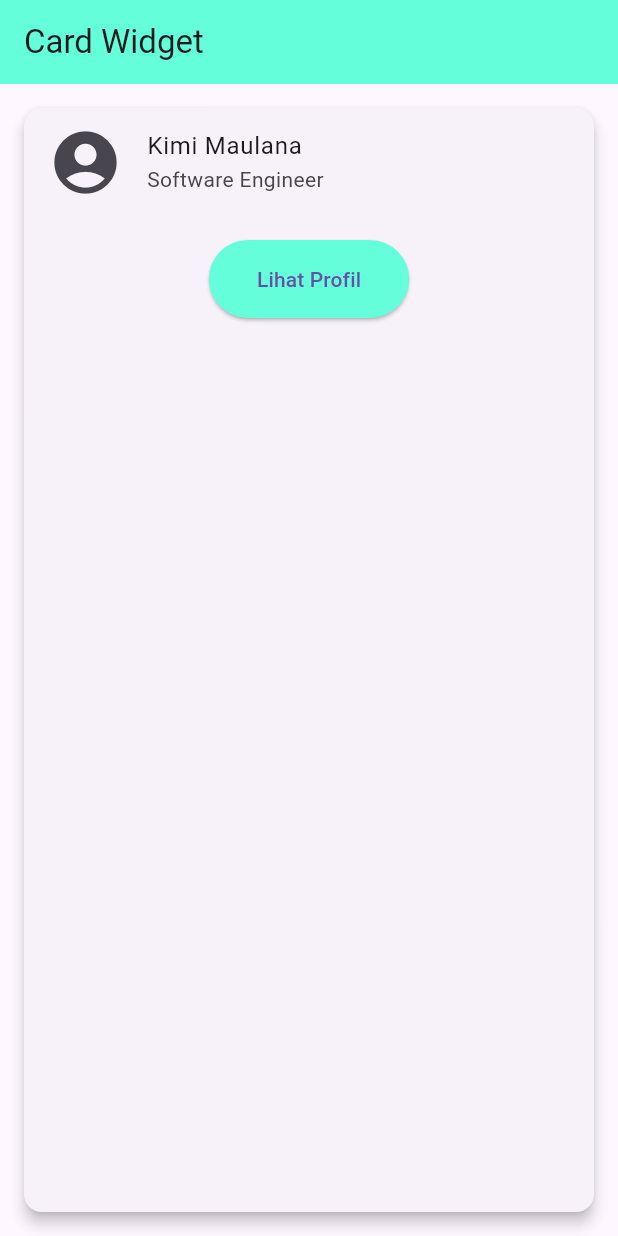
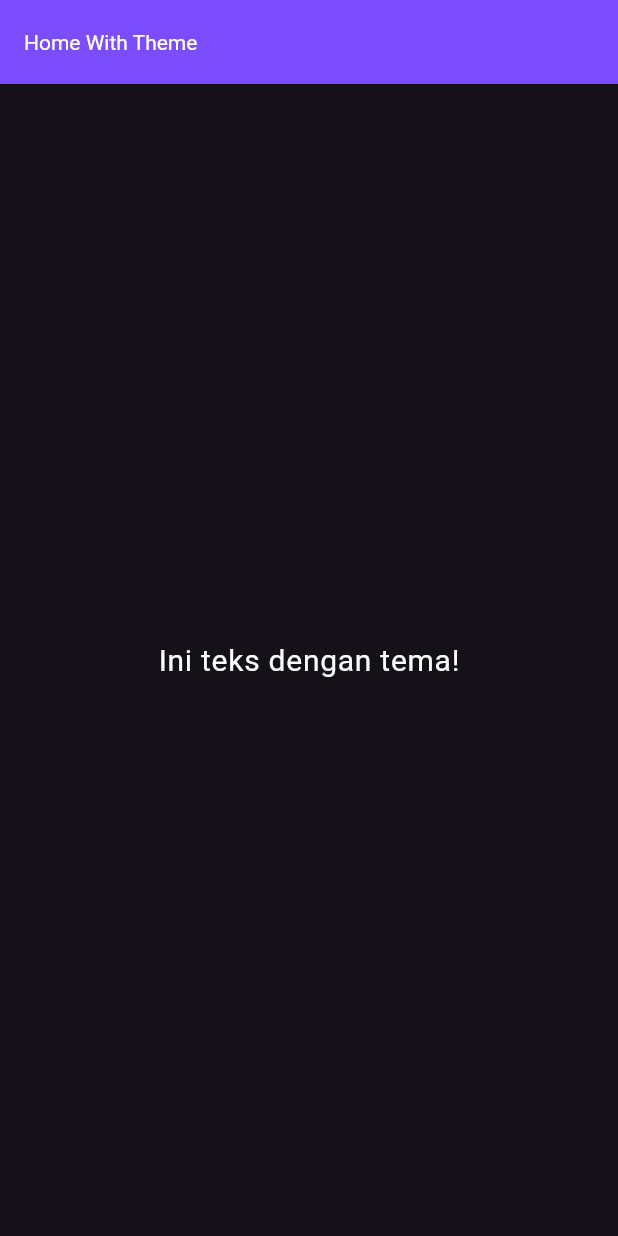
Before and after one commit to OrewaKimi/Flutter_Styling_Widget, a Flutter app: the screen it shows after launch, on a phone screen of 412 x 824 dp. Run offline on Flutter 3.47's test engine with Material 3 defaults, Android fonts, the phone set to English and light mode, and no system bars.

Commit message:
Change color become dark mode and change color appbar

```diff
--- a/lib/main.dart
+++ b/lib/main.dart
@@ -7,46 +7,41 @@ void main() {
 class MyApp extends StatelessWidget {
   const MyApp({super.key});
 
-  // This widget is the root of your application.
   @override
   Widget build(BuildContext context) {
     return MaterialApp(
       debugShowCheckedModeBanner: false,
-      title: 'Card Widget Demo',
-      home: Scaffold(
-        appBar: AppBar(
-          title: const Text('Card Widget'),
-          backgroundColor: Colors.tealAccent,
+      title: 'Flutter Theme Demo',
+      theme: ThemeData(
+        brightness: Brightness.dark, // change color become dark mode
+        primarySwatch: Colors.deepPurple,
+        appBarTheme: AppBarTheme(
+          backgroundColor: Colors.deepPurpleAccent,
+          titleTextStyle: TextStyle(color: Colors.white),
         ),
-        body: Center(
-          child: Card(
-            elevation: 4,
-            margin: const EdgeInsets.all(16),
-            child: Column(
-              children: [
-                ListTile(
-                  leading: const Icon(Icons.account_circle, size: 50),
-                  title: const Text('Kimi Maulana'),
-                  subtitle: const Text('Software Engineer'),
-                ),
-                const SizedBox(height: 16),
-                // acction when button pressed
-                ElevatedButton(
-                  onPressed: () {
-                    print('Lihat Profil');
-                  },
-                  child: const Text('Lihat Profil'),
-                  style: ElevatedButton.styleFrom(
-                    backgroundColor: Colors.tealAccent,
-                    padding: const EdgeInsets.symmetric(
-                      horizontal: 32,
-                      vertical: 16,
-                    ),
-                  ),
-                ),
-              ],
-            ),
+        textTheme: const TextTheme(
+          bodyLarge: TextStyle(
+            fontSize: 20,
+            color: Colors.white,
           ),
+        ),
+      ),
+      home: const MyHomePage(),
+    );
+  }
+}
+
+class MyHomePage extends StatelessWidget {
+  const MyHomePage({super.key});
+
+  @override
+  Widget build(BuildContext context) {
+    return Scaffold(
+      appBar: AppBar(title: const Text('Home With Theme')),
+      body: Center(
+        child: Text(
+          'Ini teks dengan tema!',
+          style: Theme.of(context).textTheme.bodyLarge,
         ),
       ),
     );
```
